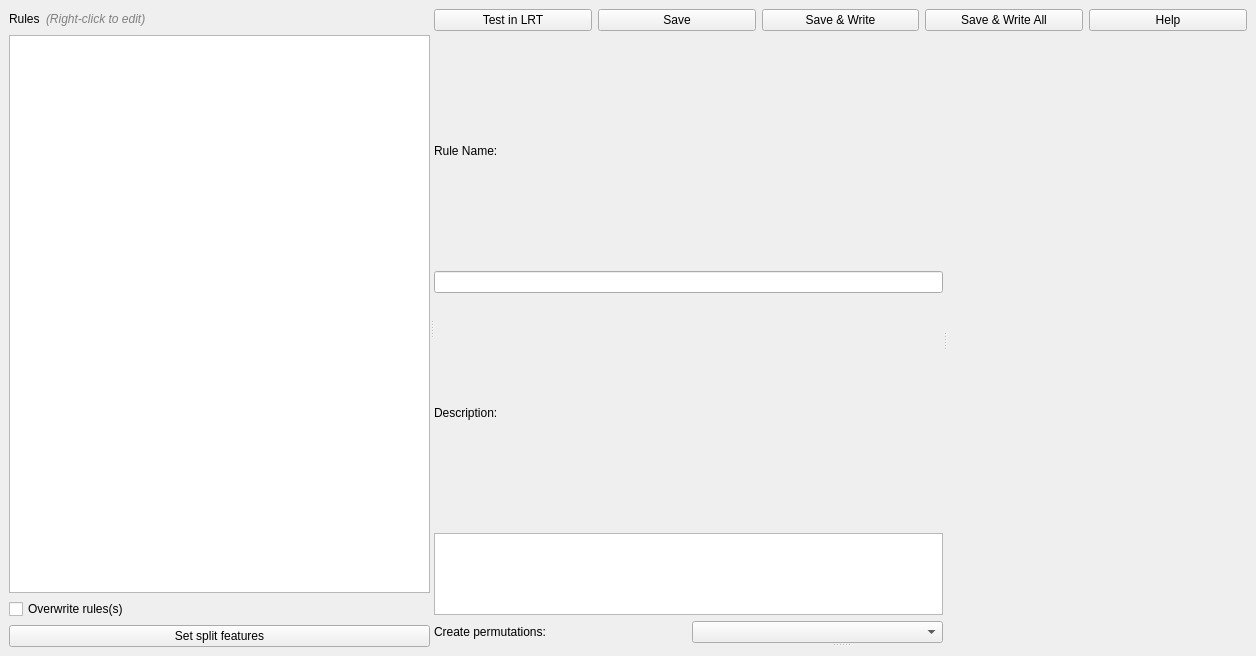
First picture: the form in Dev/Lib/Windows/RuleAssistantWindow.ui, repository rmlockwood/FLExTrans, before the edit.
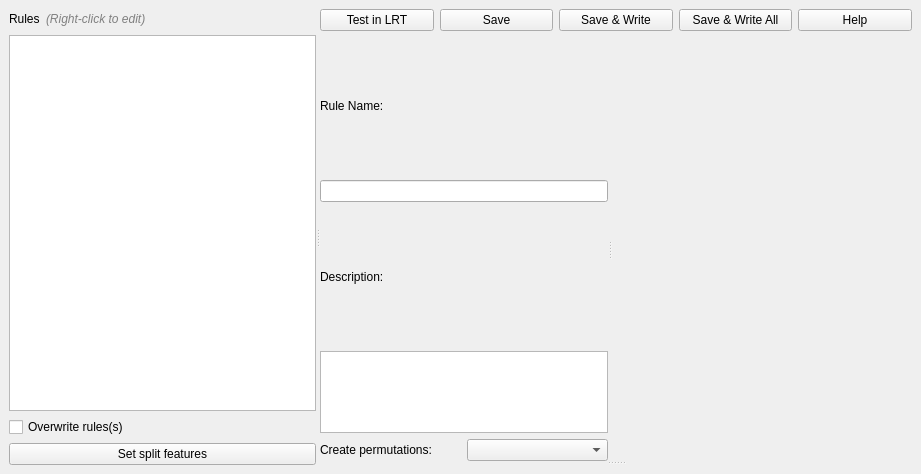
Second picture: the form after the edit.

What changed in the file:
```diff
--- a/Dev/Lib/Windows/RuleAssistantWindow.ui
+++ b/Dev/Lib/Windows/RuleAssistantWindow.ui
@@ -6,8 +6,8 @@
    <rect>
     <x>0</x>
     <y>0</y>
-    <width>1256</width>
-    <height>656</height>
+    <width>921</width>
+    <height>474</height>
    </rect>
   </property>
   <property name="windowTitle">
```
